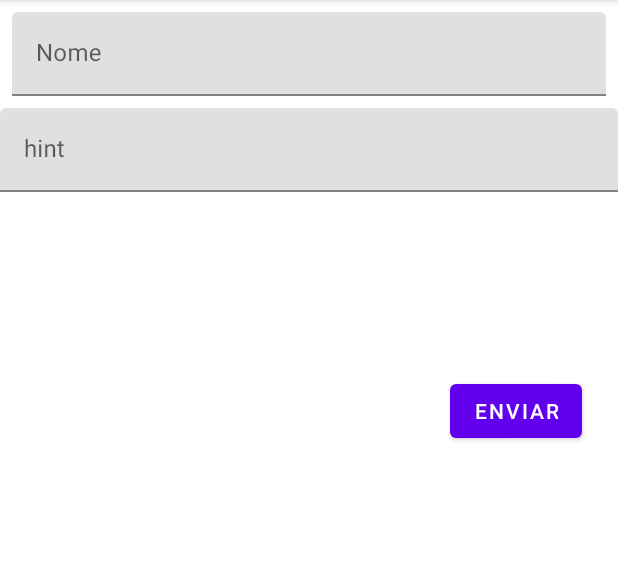
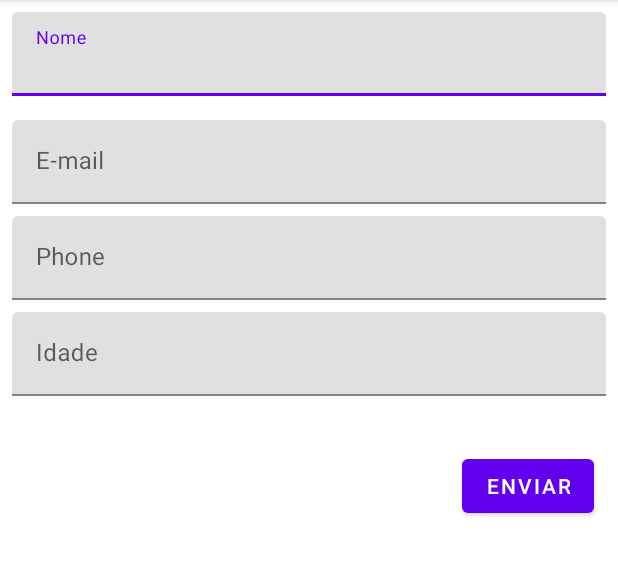
Before and after one commit to Fabio2001Marques/ExReceberDadosPessoa, an Android app: the screen it shows after launch (MainActivity), on a phone screen of 412 x 824 dp, the part 84-660 px from its top. Run offline under Robolectric (Android 15) with nearby library versions, the phone set to English and light mode, and no system bars.

Commit message:
Layout concluído

```diff
--- a/app/src/main/java/pt/ipg/exreceberdadospessoa/MainActivity.kt
+++ b/app/src/main/java/pt/ipg/exreceberdadospessoa/MainActivity.kt
@@ -22,11 +22,12 @@ class MainActivity : AppCompatActivity() {
 
 
     fun enviaMensagem(view: View) {
-        val editTextNome = findViewById<EditText>(R.id.editTextNome)
+        val editTextNome = findViewById<EditText>(R.id.textInputEditNome)
         val nome = editTextNome.text.toString()
 
-        val editTextEmail = findViewById<EditText>(R.id.editTextEmail)
+        val editTextEmail = findViewById<EditText>(R.id.textInputEditEmail)
         val email = editTextEmail.text.toString()
+
 
 
         val intent = Intent(this, MostraDadosPessoa::class.java).apply {
--- a/app/src/main/res/layout/activity_main.xml
+++ b/app/src/main/res/layout/activity_main.xml
@@ -6,42 +6,16 @@
     android:layout_height="match_parent"
     tools:context=".MainActivity">
 
-    <EditText
-        android:id="@+id/editTextTelefone"
-        android:layout_width="wrap_content"
-        android:layout_height="wrap_content"
-        android:layout_marginStart="16dp"
-        android:layout_marginLeft="16dp"
-        android:ems="10"
-        android:inputType="phone"
-        android:text="@string/phone"
-        app:layout_constraintStart_toStartOf="parent"
-        tools:layout_editor_absoluteY="158dp" />
-
-    <EditText
-        android:id="@+id/editTextIdade"
-        android:layout_width="wrap_content"
-        android:layout_height="wrap_content"
-        android:layout_marginStart="16dp"
-        android:layout_marginLeft="16dp"
-        android:layout_marginTop="20dp"
-        android:autofillHints=""
-        android:ems="10"
-        android:inputType="number"
-        app:layout_constraintStart_toStartOf="parent"
-        app:layout_constraintTop_toBottomOf="@+id/editTextTelefone"
-        tools:text="Idade" />
-
     <Button
         android:id="@+id/buttonEnviar"
         android:layout_width="wrap_content"
         android:layout_height="wrap_content"
-        android:layout_marginTop="250dp"
-        android:layout_marginEnd="24dp"
-        android:layout_marginRight="24dp"
+        android:layout_marginTop="36dp"
+        android:layout_marginEnd="16dp"
+        android:layout_marginRight="16dp"
         android:text="@string/enviar"
         app:layout_constraintEnd_toEndOf="parent"
-        app:layout_constraintTop_toTopOf="parent" />
+        app:layout_constraintTop_toBottomOf="@+id/textInputLayout5" />
 
     <com.google.android.material.textfield.TextInputLayout
         android:id="@+id/textInputLayout2"
@@ -59,15 +33,48 @@
     </com.google.android.material.textfield.TextInputLayout>
 
     <com.google.android.material.textfield.TextInputLayout
+        android:id="@+id/textInputLayout"
         android:layout_width="match_parent"
         android:layout_height="wrap_content"
+        android:layout_margin="8dp"
         app:layout_constraintStart_toStartOf="@+id/textInputLayout2"
         app:layout_constraintTop_toBottomOf="@+id/textInputLayout2">
 
         <com.google.android.material.textfield.TextInputEditText
+            android:id="@+id/textInputEditEmail"
             android:layout_width="match_parent"
             android:layout_height="wrap_content"
-            android:hint="hint" />
+            android:hint="E-mail" />
+    </com.google.android.material.textfield.TextInputLayout>
+
+    <com.google.android.material.textfield.TextInputLayout
+        android:id="@+id/textInputLayout4"
+        android:layout_width="match_parent"
+        android:layout_height="wrap_content"
+        android:layout_margin="8dp"
+        app:layout_constraintStart_toStartOf="@+id/textInputLayout"
+        app:layout_constraintTop_toBottomOf="@+id/textInputLayout">
+
+        <com.google.android.material.textfield.TextInputEditText
+            android:id="@+id/textInputEditPhone"
+            android:layout_width="match_parent"
+            android:layout_height="match_parent"
+            android:hint="Phone" />
+    </com.google.android.material.textfield.TextInputLayout>
+
+    <com.google.android.material.textfield.TextInputLayout
+        android:id="@+id/textInputLayout5"
+        android:layout_width="match_parent"
+        android:layout_height="wrap_content"
+        android:layout_margin="8dp"
+        app:layout_constraintStart_toStartOf="@+id/textInputLayout4"
+        app:layout_constraintTop_toBottomOf="@+id/textInputLayout4">
+
+        <com.google.android.material.textfield.TextInputEditText
+            android:id="@+id/textInputEditIdade"
+            android:layout_width="match_parent"
+            android:layout_height="wrap_content"
+            android:hint="Idade" />
     </com.google.android.material.textfield.TextInputLayout>
 
 </androidx.constraintlayout.widget.ConstraintLayout>
```
